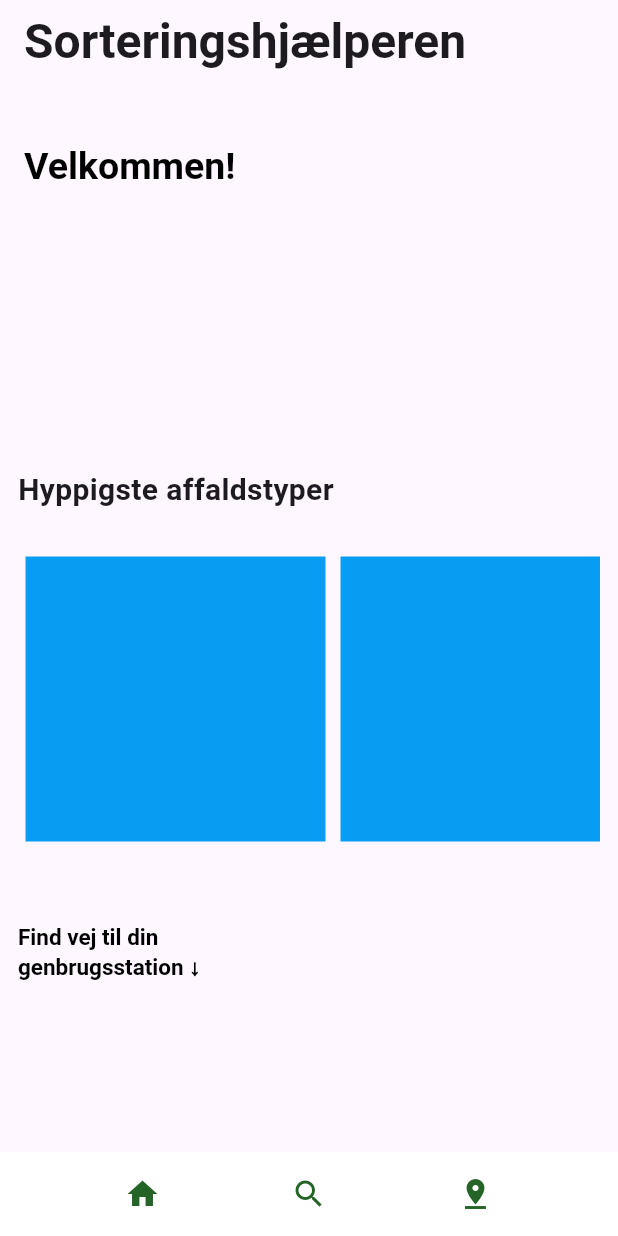
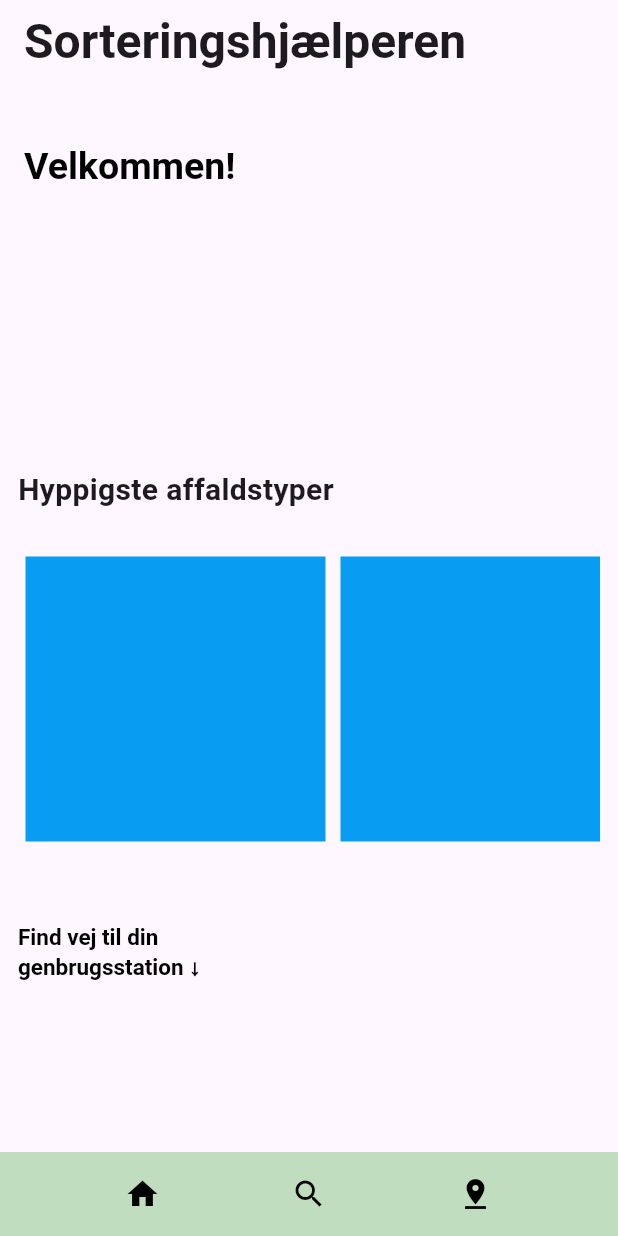
Before and after one commit to JohanHH1/SoftwareprojectFlutter, a Flutter app: the screen it shows after launch, on a phone screen of 412 x 824 dp. Run offline on Flutter 3.47's test engine with Material 3 defaults, Android fonts, the phone set to English and light mode, and no system bars; our stand-ins replace firebase_core, flutter_map, latlong2, readmore; missing offline and left inert: flutter_map_location_marker; accounts and stored records are empty; statements that could not run were skipped.

Commit message:
Changed colorscheme of navigatonbar

```diff
--- a/flutter_application_1/lib/navigation_bar.dart
+++ b/flutter_application_1/lib/navigation_bar.dart
@@ -12,12 +12,12 @@ class NavigationBarr extends StatelessWidget {
     return Container(
       height: 56, // in logical pixels
       padding: const EdgeInsets.symmetric(horizontal: 8),
-      decoration: const BoxDecoration(color: Color.fromARGB(255, 255, 255, 255)),
+      decoration: const BoxDecoration(color: Color(-4072000)),
       child: Row(
         mainAxisAlignment: MainAxisAlignment.spaceEvenly,
         children: [
           IconButton(
-            icon: const Icon(Icons.home, color: Color.fromARGB(255, 36, 100, 38)),
+            icon: const Icon(Icons.home, color: Colors.black),
             tooltip: 'Home',
             onPressed: () {
               Navigator.push(
@@ -27,7 +27,7 @@ class NavigationBarr extends StatelessWidget {
             },
           ),
           IconButton(
-            icon: const Icon(Icons.search, color: Color.fromARGB(255, 36, 100, 38)),
+            icon: const Icon(Icons.search, color: Colors.black),
             tooltip: 'Search',
             onPressed: () {
               Navigator.push(
@@ -37,7 +37,7 @@ class NavigationBarr extends StatelessWidget {
             },
           ),
           IconButton(
-            icon: const Icon(Icons.pin_drop, color: Color.fromARGB(255, 36, 100, 38)),
+            icon: const Icon(Icons.pin_drop, color: Colors.black),
             tooltip: 'Map',
             onPressed: () {
               Navigator.push(
```
